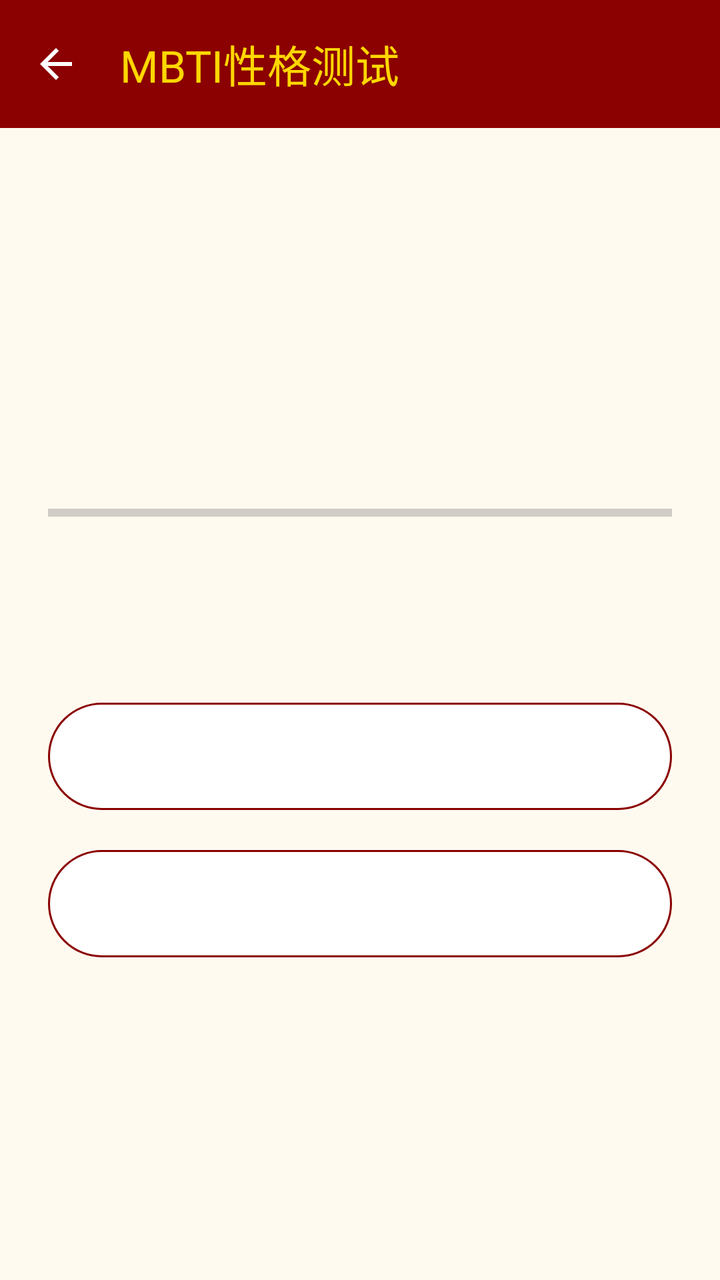
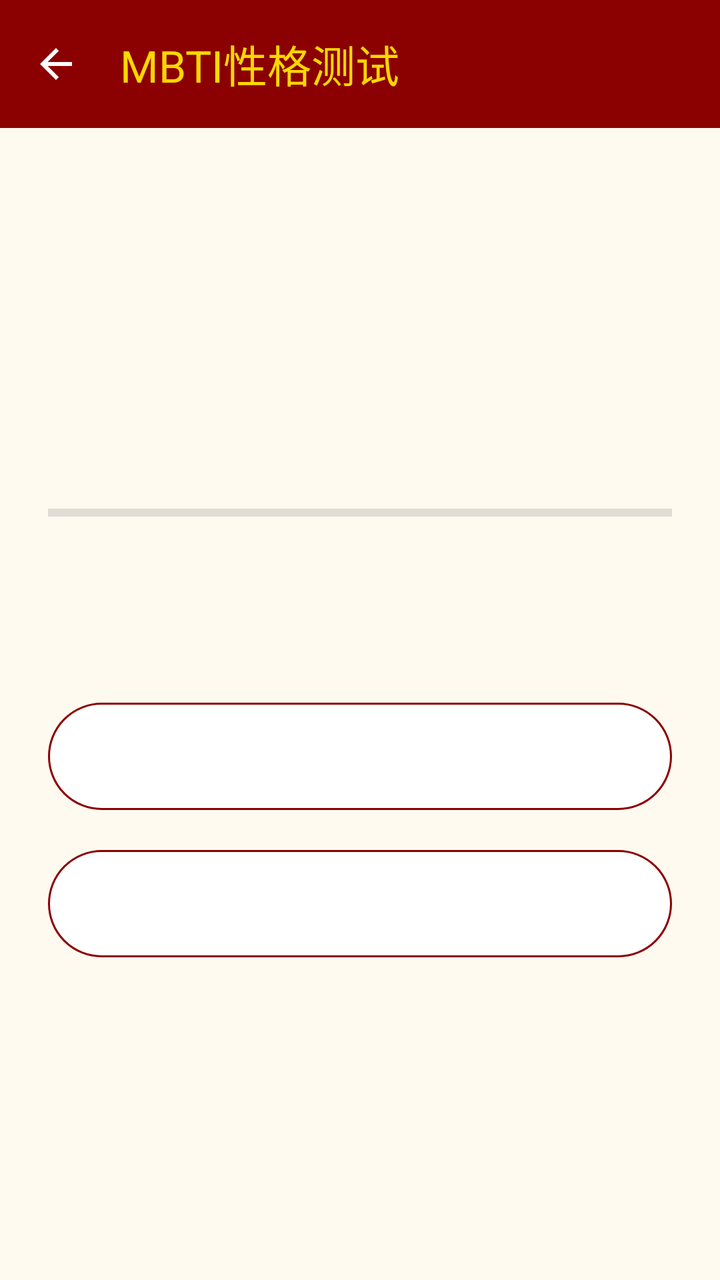

Two renders of the same Android screen: before a commit and after it. Below are the layout's source before the change and the commit's diff.
<!-- AndroidManifest.xml: application theme Theme.Project_Pandora -->
<!-- res/layout/activity_mbti_test.xml -->
<?xml version="1.0" encoding="utf-8"?>
<layout xmlns:android="http://schemas.android.com/apk/res/android"
    xmlns:app="http://schemas.android.com/apk/res-auto">

    <data>

    </data>

    <androidx.constraintlayout.widget.ConstraintLayout
        android:layout_width="match_parent"
        android:layout_height="match_parent"
        android:background="#FFFAF0">

        <com.google.android.material.appbar.MaterialToolbar
            android:id="@+id/toolbar"
            android:layout_width="match_parent"
            android:layout_height="wrap_content"
            android:background="#8B0000"
            app:title="MBTI性格测试"
            app:titleTextColor="#FFD700"
            app:navigationIcon="@drawable/ic_back"
            app:layout_constraintTop_toTopOf="parent" />

        <LinearLayout
            android:id="@+id/layout_question"
            android:layout_width="match_parent"
            android:layout_height="0dp"
            android:orientation="vertical"
            android:padding="24dp"
            android:gravity="center_vertical"
            android:visibility="visible"
            app:layout_constraintTop_toBottomOf="@id/toolbar"
            app:layout_constraintBottom_toBottomOf="parent">

            <TextView
                android:id="@+id/text_progress"
                android:layout_width="match_parent"
                android:layout_height="wrap_content"
                android:textSize="14sp"
                android:textColor="#888888"
                android:gravity="center"
                android:layout_marginBottom="8dp" />

            <ProgressBar
                android:id="@+id/progressBar_question"
                style="?android:attr/progressBarStyleHorizontal"
                android:layout_width="match_parent"
                android:layout_height="wrap_content"
                android:layout_marginBottom="24dp"
                android:progressTint="#8B0000" />

            <TextView
                android:id="@+id/text_question"
                android:layout_width="match_parent"
                android:layout_height="wrap_content"
                android:textSize="20sp"
                android:textStyle="bold"
                android:textColor="#333333"
                android:gravity="center"
                android:layout_marginBottom="32dp" />

            <com.google.android.material.button.MaterialButton
                android:id="@+id/btn_option_a"
                android:layout_width="match_parent"
                android:layout_height="wrap_content"
                android:textSize="16sp"
                android:padding="16dp"
                android:layout_marginBottom="12dp"
                app:backgroundTint="#FFFFFF"
                app:strokeColor="#8B0000"
                app:strokeWidth="1dp"
                android:textColor="#333333" />

            <com.google.android.material.button.MaterialButton
                android:id="@+id/btn_option_b"
                android:layout_width="match_parent"
                android:layout_height="wrap_content"
                android:textSize="16sp"
                android:padding="16dp"
                app:backgroundTint="#FFFFFF"
                app:strokeColor="#8B0000"
                app:strokeWidth="1dp"
                android:textColor="#333333" />

        </LinearLayout>

        <LinearLayout
            android:id="@+id/layout_loading"
            android:layout_width="match_parent"
            android:layout_height="0dp"
            android:orientation="vertical"
            android:gravity="center"
            android:visibility="gone"
            app:layout_constraintTop_toBottomOf="@id/toolbar"
            app:layout_constraintBottom_toBottomOf="parent">

            <ProgressBar
                android:layout_width="48dp"
                android:layout_height="48dp"
                android:indeterminateTint="#8B0000"
                android:layout_marginBottom="24dp" />

            <TextView
                android:layout_width="wrap_content"
                android:layout_height="wrap_content"
                android:text="正在生成分析报告"
                android:textSize="20sp"
                android:textStyle="bold"
                android:textColor="#8B0000" />

        </LinearLayout>

        <ScrollView
            android:id="@+id/layout_result"
            android:layout_width="match_parent"
            android:layout_height="0dp"
            android:visibility="gone"
            app:layout_constraintTop_toBottomOf="@id/toolbar"
            app:layout_constraintBottom_toBottomOf="parent">

            <LinearLayout
                android:layout_width="match_parent"
                android:layout_height="wrap_content"
                android:orientation="vertical"
                android:padding="24dp">

                <TextView
                    android:layout_width="match_parent"
                    android:layout_height="wrap_content"
                    android:text="你的MBTI类型"
                    android:textSize="16sp"
                    android:textColor="#888888"
                    android:gravity="center" />

                <TextView
                    android:id="@+id/text_mbti_type"
                    android:layout_width="match_parent"
                    android:layout_height="wrap_content"
                    android:textSize="48sp"
                    android:textStyle="bold"
                    android:textColor="#8B0000"
                    android:gravity="center"
                    android:layout_marginBottom="8dp" />

                <TextView
                    android:id="@+id/text_mbti_desc"
                    android:layout_width="match_parent"
                    android:layout_height="wrap_content"
                    android:textSize="16sp"
                    android:textColor="#555555"
                    android:gravity="center"
                    android:layout_marginBottom="24dp" />

                <View
                    android:layout_width="match_parent"
                    android:layout_height="1dp"
                    android:background="#E0E0E0"
                    android:layout_marginBottom="16dp" />

                <TextView
                    android:layout_width="match_parent"
                    android:layout_height="wrap_content"
                    android:text="荣格认知功能栈"
                    android:textSize="18sp"
                    android:textStyle="bold"
                    android:textColor="#8B0000"
                    android:layout_marginBottom="12dp" />

                <TextView
                    android:id="@+id/text_functions"
                    android:layout_width="match_parent"
                    android:layout_height="wrap_content"
                    android:textSize="14sp"
                    android:lineSpacingExtra="6dp"
                    android:textColor="#555555"
                    android:layout_marginBottom="24dp" />

                <View
                    android:layout_width="match_parent"
                    android:layout_height="1dp"
                    android:background="#E0E0E0"
                    android:layout_marginBottom="16dp" />

                <TextView
                    android:layout_width="match_parent"
                    android:layout_height="wrap_content"
                    android:text="分析报告"
                    android:textSize="18sp"
                    android:textStyle="bold"
                    android:textColor="#8B0000"
                    android:layout_marginBottom="12dp" />

                <TextView
                    android:id="@+id/text_report"
                    android:layout_width="match_parent"
                    android:layout_height="wrap_content"
                    android:textSize="15sp"
                    android:lineSpacingExtra="4dp"
                    android:textColor="#555555"
                    android:background="#F5F5F5"
                    android:padding="16dp" />

                <com.google.android.material.button.MaterialButton
                    android:id="@+id/btn_retry"
                    android:layout_width="match_parent"
                    android:layout_height="wrap_content"
                    android:text="重新测试"
                    android:layout_marginTop="24dp"
                    app:backgroundTint="#8B0000" />

            </LinearLayout>
        </ScrollView>

    </androidx.constraintlayout.widget.ConstraintLayout>
</layout>
<!-- resources referenced by this layout -->
<resources>
  <!-- drawable ic_back (drawable) -->
  <vector xmlns:android="http://schemas.android.com/apk/res/android"
      android:width="24dp"
      android:height="24dp"
      android:viewportWidth="24"
      android:viewportHeight="24"
      android:tint="?attr/colorOnPrimary">
      <path
          android:fillColor="@android:color/white"
          android:pathData="M20,11H7.83l5.59,-5.59L12,4l-8,8 8,8 1.41,-1.41L7.83,13H20v-2z" />
  </vector>
  <style name="Theme.Project_Pandora" parent="Base.Theme.Project_Pandora" />
  <style name="Base.Theme.Project_Pandora" parent="Theme.Material3.DayNight.NoActionBar">
          
          
      </style>
</resources>

<!-- the commit's change to res/layout/activity_mbti_test.xml (unified diff, before → after) -->
@@ -37,7 +37,7 @@
                 android:layout_width="match_parent"
                 android:layout_height="wrap_content"
                 android:textSize="14sp"
-                android:textColor="#888888"
+                android:textColor="@color/color_text_secondary"
                 android:gravity="center"
                 android:layout_marginBottom="8dp" />
 
@@ -55,7 +55,7 @@
                 android:layout_height="wrap_content"
                 android:textSize="20sp"
                 android:textStyle="bold"
-                android:textColor="#333333"
+                android:textColor="@color/color_text_primary"
                 android:gravity="center"
                 android:layout_marginBottom="32dp" />
 
@@ -69,7 +69,7 @@
                 app:backgroundTint="#FFFFFF"
                 app:strokeColor="#8B0000"
                 app:strokeWidth="1dp"
-                android:textColor="#333333" />
+                android:textColor="@color/color_text_primary" />
 
             <com.google.android.material.button.MaterialButton
                 android:id="@+id/btn_option_b"
@@ -80,7 +80,7 @@
                 app:backgroundTint="#FFFFFF"
                 app:strokeColor="#8B0000"
                 app:strokeWidth="1dp"
-                android:textColor="#333333" />
+                android:textColor="@color/color_text_primary" />
 
         </LinearLayout>
 
@@ -129,7 +129,7 @@
                     android:layout_height="wrap_content"
                     android:text="你的MBTI类型"
                     android:textSize="16sp"
-                    android:textColor="#888888"
+                    android:textColor="@color/color_text_secondary"
                     android:gravity="center" />
 
                 <TextView
@@ -147,7 +147,7 @@
                     android:layout_width="match_parent"
                     android:layout_height="wrap_content"
                     android:textSize="16sp"
-                    android:textColor="#555555"
+                    android:textColor="@color/color_text_primary"
                     android:gravity="center"
                     android:layout_marginBottom="24dp" />
 
@@ -172,7 +172,7 @@
                     android:layout_height="wrap_content"
                     android:textSize="14sp"
                     android:lineSpacingExtra="6dp"
-                    android:textColor="#555555"
+                    android:textColor="@color/color_text_primary"
                     android:layout_marginBottom="24dp" />
 
                 <View
@@ -196,9 +196,19 @@
                     android:layout_height="wrap_content"
                     android:textSize="15sp"
                     android:lineSpacingExtra="4dp"
-                    android:textColor="#555555"
-                    android:background="#F5F5F5"
+                    android:textColor="@color/color_text_primary"
+                    android:background="@color/color_bg_page"
                     android:padding="16dp" />
+
+                <TextView
+                    android:id="@+id/text_ai_source"
+                    android:layout_width="match_parent"
+                    android:layout_height="wrap_content"
+                    android:textSize="11sp"
+                    android:textColor="@color/color_text_secondary"
+                    android:gravity="end"
+                    android:layout_marginTop="4dp"
+                    android:visibility="gone" />
 
                 <com.google.android.material.button.MaterialButton
                     android:id="@+id/btn_retry"
<!-- resource entries referenced after the edit -->
@@ -1,5 +1,8 @@
 <!-- resources referenced by this layout -->
 <resources>
+  <color name="color_bg_page">#FFFFFFFF</color>
+  <color name="color_text_primary">#FF333333</color>
+  <color name="color_text_secondary">#FF888888</color>
   <!-- drawable ic_back (drawable) -->
   <vector xmlns:android="http://schemas.android.com/apk/res/android"
       android:width="24dp"
@@ -14,7 +17,16 @@
   <style name="Theme.Project_Pandora" parent="Base.Theme.Project_Pandora" />
   <style name="Base.Theme.Project_Pandora" parent="Theme.Material3.DayNight.NoActionBar">
           
-          
+          <item name="colorPrimary">@color/color_calendar_today</item>
+          <item name="colorOnPrimary">@color/white</item>
+          <item name="colorSurface">@color/color_bg_page</item>
+          <item name="colorOnSurface">@color/color_text_primary</item>
+          <item name="colorOnSurfaceVariant">@color/color_text_secondary</item>
+          <item name="android:colorBackground">@color/color_bg_page</item>
+          <item name="android:textColorPrimary">@color/color_text_primary</item>
+          <item name="android:textColorSecondary">@color/color_text_secondary</item>
       </style>
+  <color name="color_calendar_today">#FF1976D2</color>
+  <color name="white">#FFFFFFFF</color>
 </resources>
 
